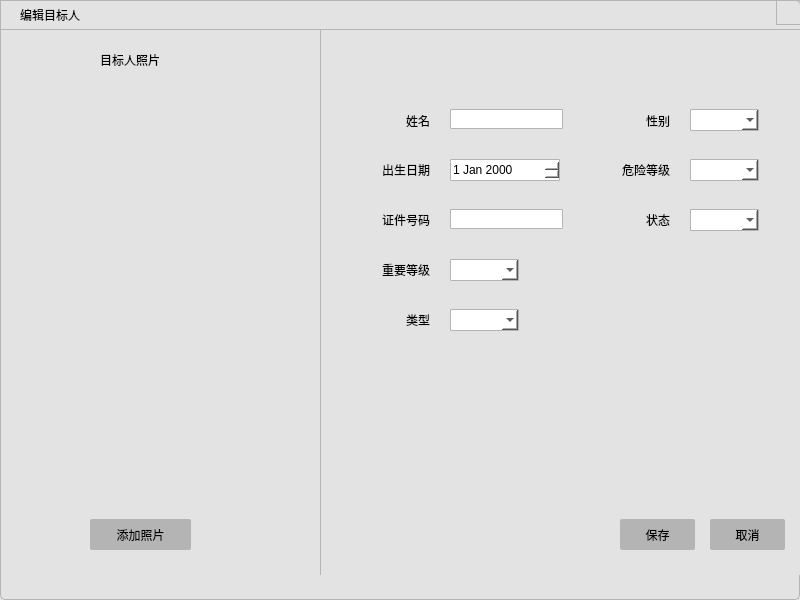
The window that UIModule/edittargetperson.ui (zhangjianscc/ZMClient) describes before a commit, drawn with Qt 5.
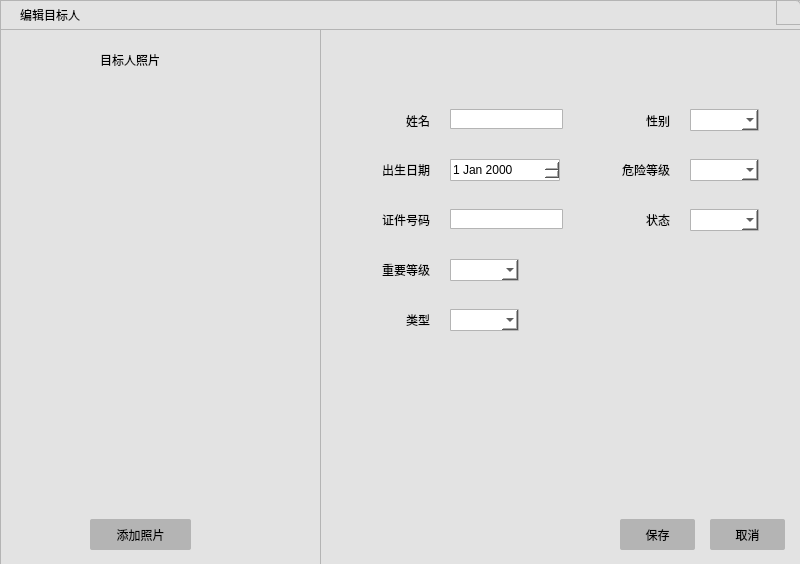
The same window after the commit.

The edit to the form file:
```diff
--- a/UIModule/edittargetperson.ui
+++ b/UIModule/edittargetperson.ui
@@ -7,7 +7,7 @@
     <x>0</x>
     <y>0</y>
     <width>800</width>
-    <height>600</height>
+    <height>564</height>
    </rect>
   </property>
   <property name="windowTitle">
```
